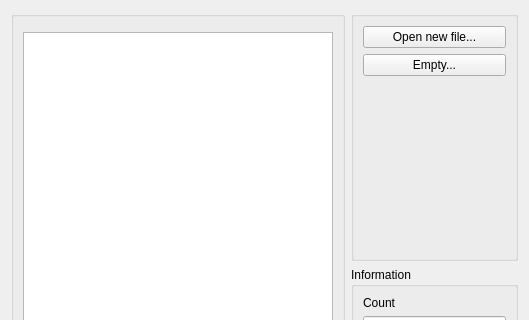
PavelMr/skytechx, file csatellitedlg.ui: the form before one commit; both pictures show x 0 to 529 and y 0 to 320 of the 529 by 485 pixel window.
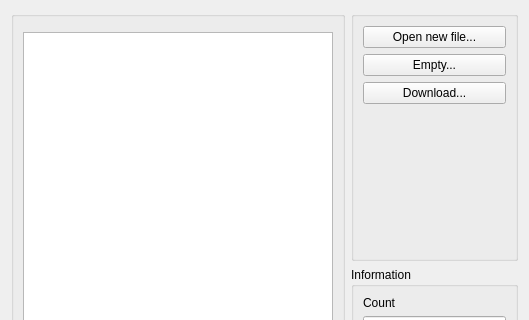
The form after the commit. Custom widgets are drawn as their Qt base class.

Commit message: Download satellites & fits header dialog

```diff
--- a/csatellitedlg.ui
+++ b/csatellitedlg.ui
@@ -38,6 +38,13 @@
             </property>
            </widget>
           </item>
+          <item>
+           <widget class="QPushButton" name="pushButton_6">
+            <property name="text">
+             <string>Download...</string>
+            </property>
+           </widget>
+          </item>
           <item>
            <spacer name="verticalSpacer">
             <property name="orientation">
```
The commit also changes 24 other files.
